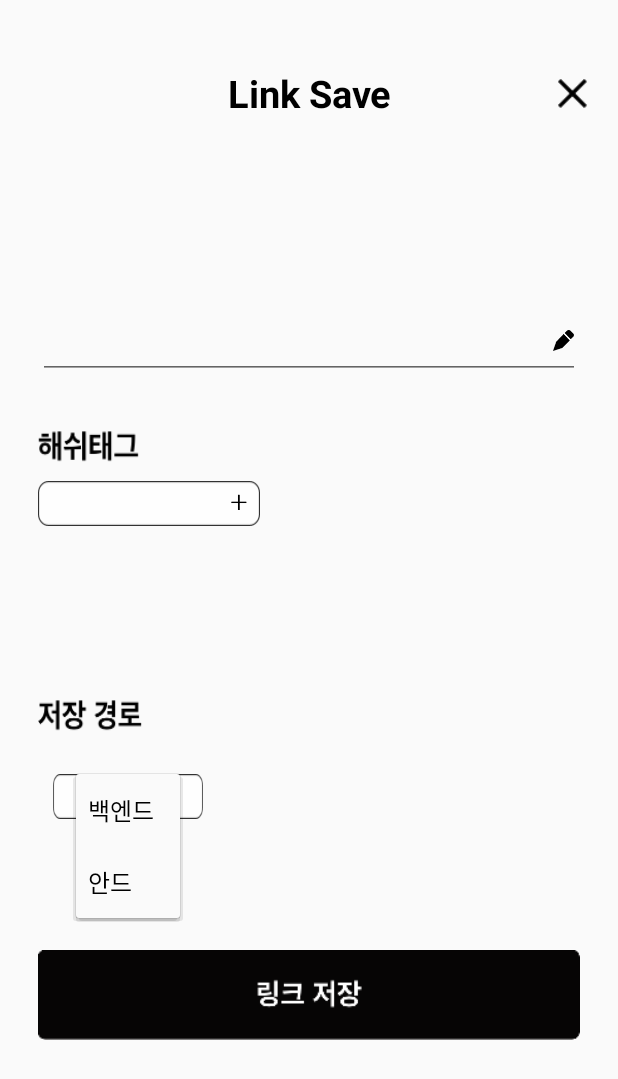
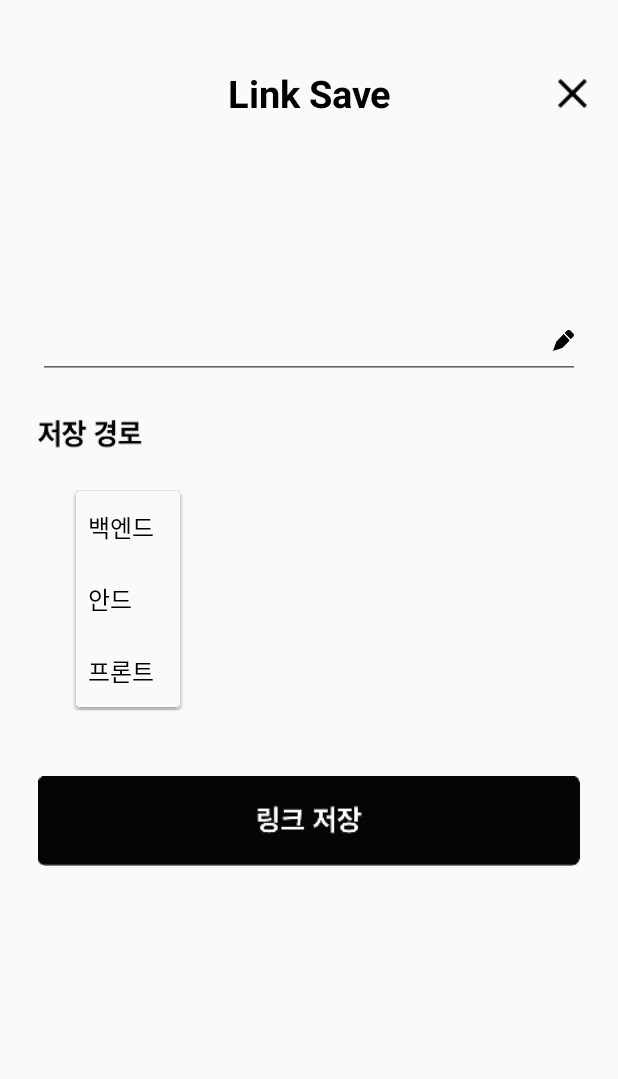
Before and after one commit to mash-up-kr/MoLink-Anroid, an Android app: the ShareActivity screen opened directly, with no data from a screen before it, after a tap on "백엔드", on a phone screen of 412 x 824 dp. Shown: the top 1079 px of the screen. Run offline under Robolectric (Android 15) with nearby library versions, the phone set to English and light mode, and no system bars.

Commit message:
add storeAdapter

```diff
--- a/app/src/main/java/com/mashup/molink/share/ShareActivity.kt
+++ b/app/src/main/java/com/mashup/molink/share/ShareActivity.kt
@@ -29,13 +29,14 @@ class ShareActivity : AppCompatActivity() {
         getLinkUrl()
 
         var hashTagsArray =arrayListOf<String>()
+
         //링크 저장 버튼 클릭시
         btnLinkSave.setOnClickListener {
 
             var intent = Intent(this@ShareActivity, MainActivity::class.java)
             intent.putExtra("sharedUrl", tvSharedUrl.text)
             intent.putExtra("sharedTitle", etSharedTitle.text)
-            intent.putExtra("hashTags",hashTagsArray)
+            //intent.putExtra("hashTags",hashTagsArray)
             setResult(Activity.RESULT_OK, intent)
 
             finish()
@@ -71,7 +72,7 @@ class ShareActivity : AppCompatActivity() {
 
 
         //해쉬태그 추가
-
+        /*
         //recycler view
         recyclerviewHashTags.adapter = HashTagAdapter(hashTagsArray)
         recyclerviewHashTags.layoutManager = GridLayoutManager(this, 3) //예쁘게 나중에
@@ -98,9 +99,10 @@ class ShareActivity : AppCompatActivity() {
                 return false
             }
         })
+        */
 
-        //저장 경로
-        recyclerviewStoreRoute.adapter = StoreRouteAdapter()
+        //저장 경로 설정
+        recyclerviewStoreRoute.adapter = StoreRouteAdapter(this)
         recyclerviewStoreRoute.layoutManager = GridLayoutManager(this, 3)
 
 
--- a/app/src/main/java/com/mashup/molink/share/StoreRouteAdapter.kt
+++ b/app/src/main/java/com/mashup/molink/share/StoreRouteAdapter.kt
@@ -1,47 +1,140 @@
 package com.mashup.molink.share
 
+import android.content.Context
 import android.view.LayoutInflater
 import android.view.View
 import android.view.ViewGroup
 import android.widget.ArrayAdapter
 import android.widget.Spinner
 import androidx.recyclerview.widget.RecyclerView
-import com.mashup.molink.R
+import android.widget.AdapterView
+import com.bumptech.glide.Glide.init
+import com.mashup.molink.utils.Dlog
 
-//다시
-class StoreRouteAdapter: RecyclerView.Adapter<RecyclerView.ViewHolder>(){
+
+class StoreRouteAdapter(var context: Context): RecyclerView.Adapter<RecyclerView.ViewHolder>(){
+
+    var folderRecyclerList: ArrayList<String>? = ArrayList() // 리사이클러 아이템 리스트
+    var dataAdapter: ArrayList<ArrayAdapter<String>> = ArrayList() // 스피너 리스트
+
+    init {
+        //folderRecyclerList = folders
+        folderRecyclerList = arrayListOf("test")
+        dataAdapter.add(ArrayAdapter(context, android.R.layout.simple_spinner_dropdown_item, arrayOf("백엔드", "안드", "프론트")))
+    }
+
+    fun addFolderRecyclerList(){
+        folderRecyclerList!!.add("test")
+    }
+
+    fun removeRecentIndexOfFolderRecyclerList(){
+        //최근 리사이클러 뷰만 삭제
+        folderRecyclerList!!.removeAt(folderRecyclerList!!.size-1)
+    }
+
+    fun removeAfterIndexOfFolderRecyclerList(index : Int){
+
+        //position 이후의 모든 리사이클러 뷰와 스피너 데이터 삭제
+        val deleteSize = folderRecyclerList!!.size - index - 1
+        Dlog.e(deleteSize.toString())
+        for(i in 1 .. deleteSize){
+            Dlog.e(i.toString())
+            folderRecyclerList!!.removeAt(folderRecyclerList!!.size-1)
+            dataAdapter!!.removeAt(dataAdapter!!.size-1)
+        }
+
+    }
+
+    //test data
+    fun addDataAdapterList(item: String) {
+
+        // TODO : item = 선택한 폴더의 id 또는 이름..
+        when(item){
+            "백엔드" -> dataAdapter!!.add(ArrayAdapter(context, android.R.layout.simple_spinner_dropdown_item, arrayOf("노드","스프링")))
+            "노드" ->  dataAdapter!!.add(ArrayAdapter(context, android.R.layout.simple_spinner_dropdown_item, arrayOf("자바스크립트","node자료")))
+            "안드" -> dataAdapter!!.add(ArrayAdapter(context, android.R.layout.simple_spinner_dropdown_item, arrayOf("자바","코틀린")))
+            "프론트" -> dataAdapter!!.add(ArrayAdapter(context, android.R.layout.simple_spinner_dropdown_item, arrayOf("리액트","앵귤러", "뷰")))
+            else -> {
+                //리사이클러 뷰 추가 안함
+                removeRecentIndexOfFolderRecyclerList()
+            }
+        }
+    }
+
 
     override fun onCreateViewHolder(parent: ViewGroup, viewType: Int): RecyclerView.ViewHolder {
-        var view = LayoutInflater.from(parent!!.context).inflate(R.layout.item_route,parent,false)
+        var view = LayoutInflater.from(parent.context).inflate(com.mashup.molink.R.layout.item_route,parent,false)
 
-        return StoreRouteViewHolder(view)
+        return StoreRouteViewHolder(view, parent.context, this@StoreRouteAdapter)
     }
 
-    class StoreRouteViewHolder(view: View?) : RecyclerView.ViewHolder(view!!) {
-
-        //아..스피너 어케해야하지..
-        var routesArray = arrayOf("백엔드", "안드")
-        var backEndArray = arrayOf("스프링", "장고", "노드")
-        var androidArray = arrayOf("코틀린", "자바")
+    class StoreRouteViewHolder(view: View?, context: Context, adapter:StoreRouteAdapter) : RecyclerView.ViewHolder(view!!) {
 
         var spinner : Spinner? = null
 
         init {
-            spinner = view!!.findViewById(R.id.spinnerRoute)
-            spinner!!.adapter = ArrayAdapter<String>(view.context, android.R.layout.simple_spinner_dropdown_item, routesArray)
+            spinner = view!!.findViewById(com.mashup.molink.R.id.spinnerRoute)
 
+            spinner!!.onItemSelectedListener = object : AdapterView.OnItemSelectedListener {
+                override fun onItemSelected(parent: AdapterView<*>, view: View, position: Int, id: Long) {
+                    // On selecting a spinner item
+                    val item = parent.getItemAtPosition(position).toString()
+
+                    Dlog.e(adapterPosition.toString())
+
+                    Dlog.e(item)
+                    //초기 값 일때 뒤에 폴더가 보이지 않음
+
+                    if(position.toString() == "0" && (adapter.itemCount - 1 == adapterPosition)){
+                        Dlog.e("여기 들어옴")
+                        return
+                    }
+
+                    //adapter.notifyDataSetChanged() // 다 스피너아이템 선택한거까지 초기화됨
+                    //마지막 리사이클러뷰만 변경된 경우
+                    if(adapterPosition == adapter.itemCount - 1){
+                        Dlog.e("마지막 리사이클러뷰 변경")
+                        //add recycler item
+                        adapter.addFolderRecyclerList()
+
+                        //add spinner data _ for test
+                        Dlog.e(item)
+                        adapter.addDataAdapterList(item) //나중엔 폴더 id 넘기기
+
+                        adapter.notifyItemChanged(adapter.itemCount-1)
+                    } else {
+                        //이전 리사이클러뷰가 변경된 경우
+                        adapter.removeAfterIndexOfFolderRecyclerList(adapterPosition)
+                        Dlog.d("adapterPosition : $adapterPosition , count : ${adapter.itemCount}")
+                        adapter.notifyItemRangeChanged(adapterPosition + 1, adapter.itemCount-1)
+
+                        adapter.addFolderRecyclerList()
+                        adapter.addDataAdapterList(item)
+                        adapter.notifyItemChanged(adapter.itemCount-1)
+                    }
+
+
+                }
+
+                override fun onNothingSelected(parent: AdapterView<*>) {
+
+                }
+            }
         }
+
+
     }
 
     override fun getItemCount(): Int {
-        return 1
+        return folderRecyclerList!!.size
     }
 
     override fun onBindViewHolder(holder: RecyclerView.ViewHolder, position: Int) {
         var view = holder as StoreRouteViewHolder
 
-        //view.spinner!!.adapter =
+        view.spinner!!.adapter = dataAdapter!![position]
 
     }
 
+
 }
--- a/app/src/main/res/layout/activity_share.xml
+++ b/app/src/main/res/layout/activity_share.xml
@@ -57,6 +57,8 @@
 
             <EditText
                     android:id="@+id/etSharedTitle"
+                    android:maxLines="1"
+                    android:singleLine="true"
                     android:layout_width="match_parent"
                     android:layout_height="50dp"
                     android:textSize="20sp"
@@ -68,7 +70,7 @@
                     android:layout_below="@+id/tvSharedUrl"
                     android:inputType=""
                     android:drawableRight="@drawable/compose"/>
-
+<!-- 해쉬태그 기능 제외
             <TextView
                     android:id="@+id/tvHashTagTitle"
                     android:layout_width="68sp"
@@ -93,24 +95,24 @@
             <androidx.recyclerview.widget.RecyclerView
                     android:id="@+id/recyclerviewHashTags"
                     android:layout_width="match_parent"
-                    android:layout_height="73dp" android:layout_marginTop="15dp"
+                    android:layout_height="wrap_content" android:layout_marginTop="15dp"
                     android:layout_below="@+id/edAddHashTag"
                     android:layout_marginStart="25dp"
                     android:layout_marginEnd="25dp"/>
-
+-->
             <TextView
                     android:id="@+id/tvStoreRouteTitle"
                     android:layout_width="70sp"
-                    android:layout_height="25sp"
+                    android:layout_height="23sp"
                     android:background="@drawable/stored_root"
                     android:layout_marginTop="26dp"
                     android:layout_marginStart="0dp"
-                    android:layout_alignStart="@+id/etSharedTitle" android:layout_below="@+id/recyclerviewHashTags"/>
+                    android:layout_alignStart="@+id/etSharedTitle" android:layout_below="@+id/etSharedTitle"/>
 
             <androidx.recyclerview.widget.RecyclerView
                     android:id="@+id/recyclerviewStoreRoute"
                     android:layout_width="match_parent"
-                    android:layout_height="67dp" android:layout_marginTop="15dp"
+                    android:layout_height="wrap_content" android:layout_marginTop="15dp"
                     android:layout_below="@+id/tvStoreRouteTitle"
                     android:layout_marginStart="25dp"
                     android:layout_marginEnd="25dp"/>
@@ -122,14 +124,12 @@
                     android:layout_alignStart="@+id/etSharedTitle"
                     android:layout_alignEnd="@+id/etSharedTitle"
                     android:layout_width="0dp"
-                    android:layout_marginTop="60dp"
+                    android:layout_marginTop="150dp"
                     android:layout_marginStart="0dp" android:layout_marginEnd="0dp"
                     android:layout_marginBottom="20dp" android:layout_below="@+id/recyclerviewStoreRoute"/>
 
-
         </RelativeLayout>
+    </ScrollView>
 
 
-    </ScrollView>
-
 </RelativeLayout>
--- a/app/src/main/res/layout/item_route.xml
+++ b/app/src/main/res/layout/item_route.xml
@@ -11,7 +11,7 @@
             android:layout_margin="10dp"
             android:textColor="@color/black"
             android:gravity="center_vertical"
-            android:background="@drawable/box_border"
+
             android:layout_width="100dp"
             android:layout_height="match_parent"
             android:id="@+id/spinnerRoute"
```
